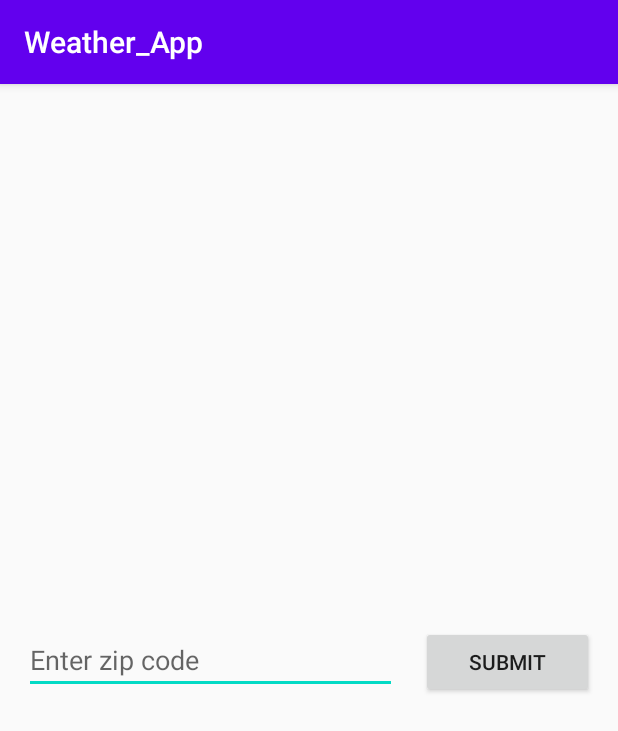
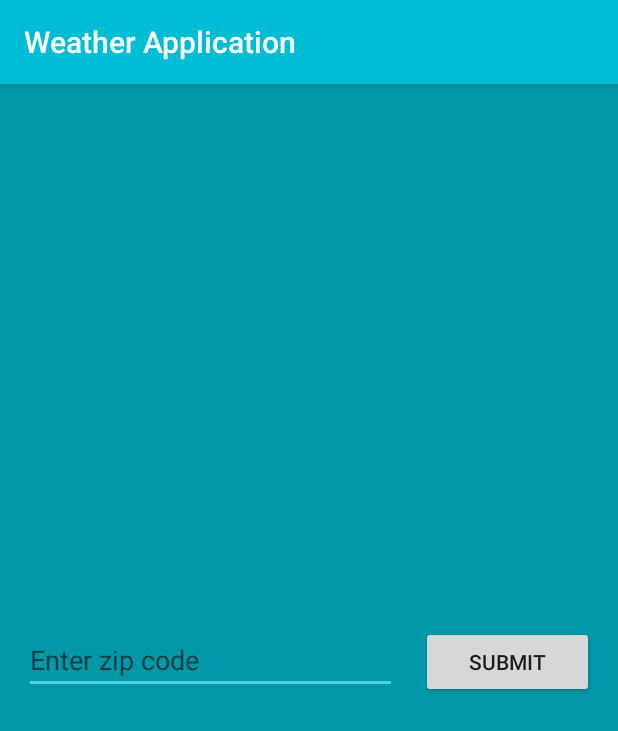
Before and after one commit to haryansyah-mfr/Weather_App, an Android app: the screen it shows after launch (MainActivity), on a phone screen of 412 x 824 dp. Shown: the top 731 px of the screen. Run offline under Robolectric (Android 15) with nearby library versions, the phone set to English and light mode, and no system bars.

Commit message:
Change theme color in Application
Change App's name to Weather Application
Set background color to ColorPrimaryDark

```diff
--- a/app/src/main/res/layout/activity_main.xml
+++ b/app/src/main/res/layout/activity_main.xml
@@ -4,6 +4,7 @@
     xmlns:tools="http://schemas.android.com/tools"
     android:layout_width="match_parent"
     android:layout_height="match_parent"
+    android:background="@color/colorPrimaryDark"
     tools:context=".MainActivity">
 
     <EditText
--- a/app/src/main/res/values/colors.xml
+++ b/app/src/main/res/values/colors.xml
@@ -1,6 +1,6 @@
 <?xml version="1.0" encoding="utf-8"?>
 <resources>
-    <color name="colorPrimary">#6200EE</color>
-    <color name="colorPrimaryDark">#3700B3</color>
-    <color name="colorAccent">#03DAC5</color>
+    <color name="colorPrimary">#00BCD4</color>
+    <color name="colorPrimaryDark">#0097A7</color>
+    <color name="colorAccent">#4DD0E1</color>
 </resources>
--- a/app/src/main/res/values/strings.xml
+++ b/app/src/main/res/values/strings.xml
@@ -1,3 +1,3 @@
 <resources>
-    <string name="app_name">Weather_App</string>
+    <string name="app_name">Weather Application</string>
 </resources>
```
